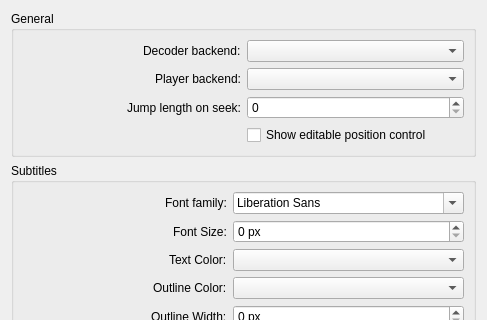
Above: src/main/configs/playerconfigwidget.ui from maxrd2/SubtitleComposer before the change; both pictures show x 0 to 487 and y 0 to 320 of the 487 by 563 pixel window. Below: the same form after it.
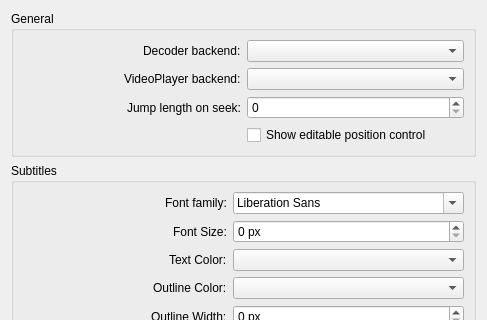
That is the form after the change. Custom widgets are drawn as their Qt base class.

Commit message:
Refactoring of Player into VideoPlayer
refs #8

```diff
--- a/src/main/configs/playerconfigwidget.ui
+++ b/src/main/configs/playerconfigwidget.ui
@@ -43,7 +43,7 @@
       <item row="1" column="0" alignment="Qt::AlignRight">
        <widget class="QLabel" name="label_3">
         <property name="text">
-         <string>Player backend:</string>
+         <string>VideoPlayer backend:</string>
         </property>
        </widget>
       </item>
```
The commit also changes 61 other files.
